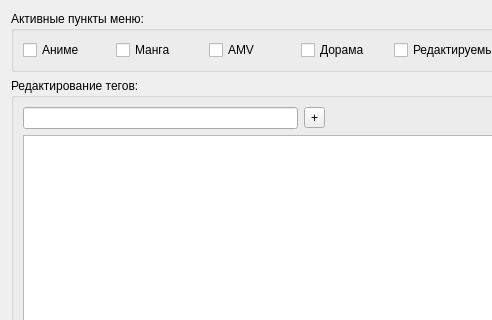
This is formsettings.ui in LibertaSoft/DatabaseAnime as Qt 5 draws it before an edit; both pictures show x 0 to 492 and y 0 to 320 of the 655 by 501 pixel window. The edited form follows.
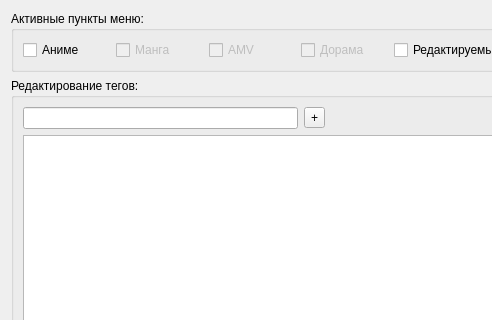
This is the edited form. Icons and pictures are not drawn.

Patch:
```diff
--- a/formsettings.ui
+++ b/formsettings.ui
@@ -32,6 +32,9 @@
       </item>
       <item>
        <widget class="QCheckBox" name="CheckBox_EnableManga">
+        <property name="enabled">
+         <bool>false</bool>
+        </property>
         <property name="text">
          <string>Манга</string>
         </property>
@@ -39,6 +42,9 @@
       </item>
       <item>
        <widget class="QCheckBox" name="CheckBox_EnableAMV">
+        <property name="enabled">
+         <bool>false</bool>
+        </property>
         <property name="text">
          <string>AMV</string>
         </property>
@@ -46,6 +52,9 @@
       </item>
       <item>
        <widget class="QCheckBox" name="CheckBox_EnableDorama">
+        <property name="enabled">
+         <bool>false</bool>
+        </property>
         <property name="text">
          <string>Дорама</string>
         </property>
```
Left out of the diff: 2 changed lines with no effect on the pictures.
